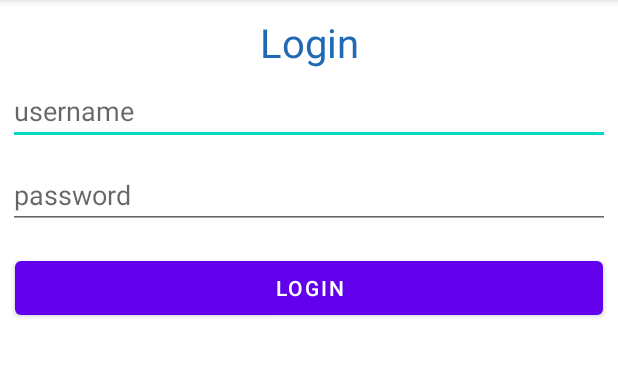
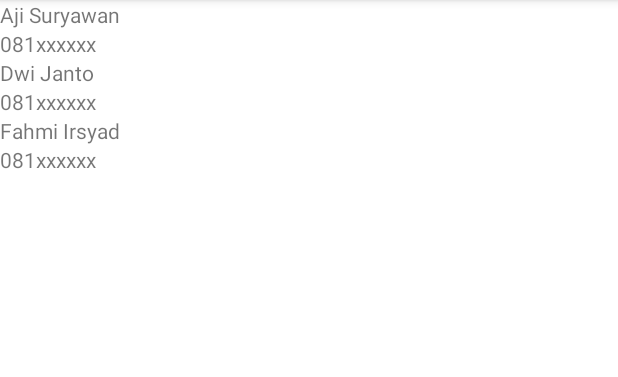
Before and after one commit to AjiSuryawan/Kalkulator10PPLG2, an Android app: the screen it shows after launch (MainActivity before the commit, ListContactNameActivity after it), on a phone screen of 412 x 824 dp, the part 84-461 px from its top. Run offline under Robolectric (Android 15) with nearby library versions, the phone set to English and light mode, and no system bars.

Commit message:
feat [AS] add RV

```diff
--- a/app/src/main/AndroidManifest.xml
+++ b/app/src/main/AndroidManifest.xml
@@ -13,14 +13,21 @@
         android:theme="@style/Theme.Kalkulator10PPLG2"
         tools:targetApi="31">
         <activity
-            android:name=".SplashScreen"
-            android:exported="true">
-
+            android:name=".ListContactNameActivity"
+            android:exported="false">
             <intent-filter>
                 <action android:name="android.intent.action.MAIN" />
 
                 <category android:name="android.intent.category.LAUNCHER" />
             </intent-filter>
+            <meta-data
+                android:name="android.app.lib_name"
+                android:value="" />
+        </activity>
+        <activity
+            android:name=".SplashScreen"
+            android:exported="true">
+
 
             <meta-data
                 android:name="android.app.lib_name"
@@ -36,8 +43,6 @@
         <activity
             android:name=".MainActivity"
             android:exported="false">
-
-
             <meta-data
                 android:name="android.app.lib_name"
                 android:value="" />
--- /dev/null
+++ b/app/src/main/java/com/example/kalkulator10pplg2/ContactModel.java
@@ -0,0 +1,22 @@
+package com.example.kalkulator10pplg2;
+
+public class ContactModel {
+    private String name;
+    private String phone;
+
+    public String getName() {
+        return name;
+    }
+
+    public void setName(String name) {
+        this.name = name;
+    }
+
+    public String getPhone() {
+        return phone;
+    }
+
+    public void setPhone(String phone) {
+        this.phone = phone;
+    }
+}
--- /dev/null
+++ b/app/src/main/java/com/example/kalkulator10pplg2/ContactsAdapter.java
@@ -0,0 +1,55 @@
+package com.example.kalkulator10pplg2;
+
+import android.content.Context;
+import android.view.LayoutInflater;
+import android.view.View;
+import android.view.ViewGroup;
+import android.widget.TextView;
+
+import androidx.annotation.NonNull;
+import androidx.recyclerview.widget.RecyclerView;
+
+import java.util.List;
+
+public class ContactsAdapter extends RecyclerView.Adapter<ContactsAdapter.MyViewHolder>{
+
+    private Context context;
+    private List<ContactModel> contactList;
+
+    public class MyViewHolder extends RecyclerView.ViewHolder {
+        public TextView tvname, tvphone;
+
+        public MyViewHolder(View view) {
+            super(view);
+            tvname = view.findViewById(R.id.tvname);
+            tvphone = view.findViewById(R.id.tvphone);
+        }
+    }
+
+    public ContactsAdapter(Context context, List<ContactModel> contactList) {
+        this.context = context;
+        this.contactList = contactList;
+    }
+
+    @NonNull
+    @Override
+    public ContactsAdapter.MyViewHolder onCreateViewHolder(@NonNull ViewGroup parent, int viewType) {
+        View itemView = LayoutInflater.from(parent.getContext())
+                .inflate(R.layout.item_layout, parent, false);
+
+        return new MyViewHolder(itemView);
+    }
+
+    @Override
+    public void onBindViewHolder(@NonNull ContactsAdapter.MyViewHolder holder, int position) {
+        final ContactModel contact = this.contactList.get(position);
+        holder.tvname.setText(contact.getName());
+        holder.tvphone.setText(contact.getPhone());
+
+    }
+
+    @Override
+    public int getItemCount() {
+        return this.contactList.size();
+    }
+}
--- /dev/null
+++ b/app/src/main/java/com/example/kalkulator10pplg2/ListContactNameActivity.java
@@ -0,0 +1,47 @@
+package com.example.kalkulator10pplg2;
+
+import androidx.appcompat.app.AppCompatActivity;
+import androidx.recyclerview.widget.LinearLayoutManager;
+import androidx.recyclerview.widget.RecyclerView;
+
+import android.annotation.SuppressLint;
+import android.os.Bundle;
+
+import java.util.ArrayList;
+
+public class ListContactNameActivity extends AppCompatActivity {
+    RecyclerView rvKontakName;
+    ArrayList<ContactModel> listDataKontak;
+    private ContactsAdapter adapterListKontak;
+
+    @Override
+    protected void onCreate(Bundle savedInstanceState) {
+        super.onCreate(savedInstanceState);
+        setContentView(R.layout.activity_list_contact_name);
+        listDataKontak = new ArrayList<>();
+        rvKontakName = findViewById(R.id.rvkontakname);
+
+        ContactModel kontakOne = new ContactModel();
+        kontakOne.setName("Aji Suryawan");
+        kontakOne.setPhone("081xxxxxx");
+        listDataKontak.add(kontakOne);
+
+        ContactModel kontakTwo = new ContactModel();
+        kontakTwo.setName("Dwi Janto");
+        kontakTwo.setPhone("081xxxxxx");
+        listDataKontak.add(kontakTwo);
+
+
+        ContactModel kontakThree = new ContactModel();
+        kontakThree.setName("Fahmi Irsyad");
+        kontakThree.setPhone("081xxxxxx");
+        listDataKontak.add(kontakThree);
+
+        adapterListKontak = new ContactsAdapter(this, listDataKontak);
+        RecyclerView.LayoutManager mLayoutManager = new LinearLayoutManager(getApplicationContext());
+        rvKontakName.setHasFixedSize(true);
+        rvKontakName.setLayoutManager(mLayoutManager);
+        rvKontakName.setAdapter(adapterListKontak);
+
+    }
+}
--- a/app/src/main/java/com/example/kalkulator10pplg2/SplashScreen.java
+++ b/app/src/main/java/com/example/kalkulator10pplg2/SplashScreen.java
@@ -26,7 +26,7 @@ public class SplashScreen extends AppCompatActivity {
         password = sharedpreferences.getString(PASSWORD_KEY, null);
 
         if (email != null && password != null) {
-            Intent i = new Intent(SplashScreen.this, Calculator.class);
+            Intent i = new Intent(SplashScreen.this, ListContactNameActivity.class);
             startActivity(i);
         }else{
             Intent i = new Intent(SplashScreen.this, MainActivity.class);
--- /dev/null
+++ b/app/src/main/res/layout/activity_list_contact_name.xml
@@ -0,0 +1,17 @@
+<?xml version="1.0" encoding="utf-8"?>
+<LinearLayout
+    android:orientation="vertical"
+    xmlns:android="http://schemas.android.com/apk/res/android"
+    xmlns:app="http://schemas.android.com/apk/res-auto"
+    xmlns:tools="http://schemas.android.com/tools"
+    android:layout_width="match_parent"
+    android:layout_height="match_parent"
+    tools:context=".ListContactNameActivity">
+
+    <androidx.recyclerview.widget.RecyclerView
+        android:id="@+id/rvkontakname"
+        android:layout_width="match_parent"
+        android:layout_height="match_parent"/>
+
+
+</LinearLayout>
--- /dev/null
+++ b/app/src/main/res/layout/item_layout.xml
@@ -0,0 +1,19 @@
+<?xml version="1.0" encoding="utf-8"?>
+<LinearLayout
+    android:orientation="vertical"
+    xmlns:android="http://schemas.android.com/apk/res/android"
+    android:layout_width="match_parent"
+    android:layout_height="wrap_content">
+
+
+    <TextView
+        android:id="@+id/tvname"
+        android:layout_width="wrap_content"
+        android:layout_height="wrap_content"/>
+
+    <TextView
+        android:id="@+id/tvphone"
+        android:layout_width="wrap_content"
+        android:layout_height="wrap_content"/>
+
+</LinearLayout>
```
